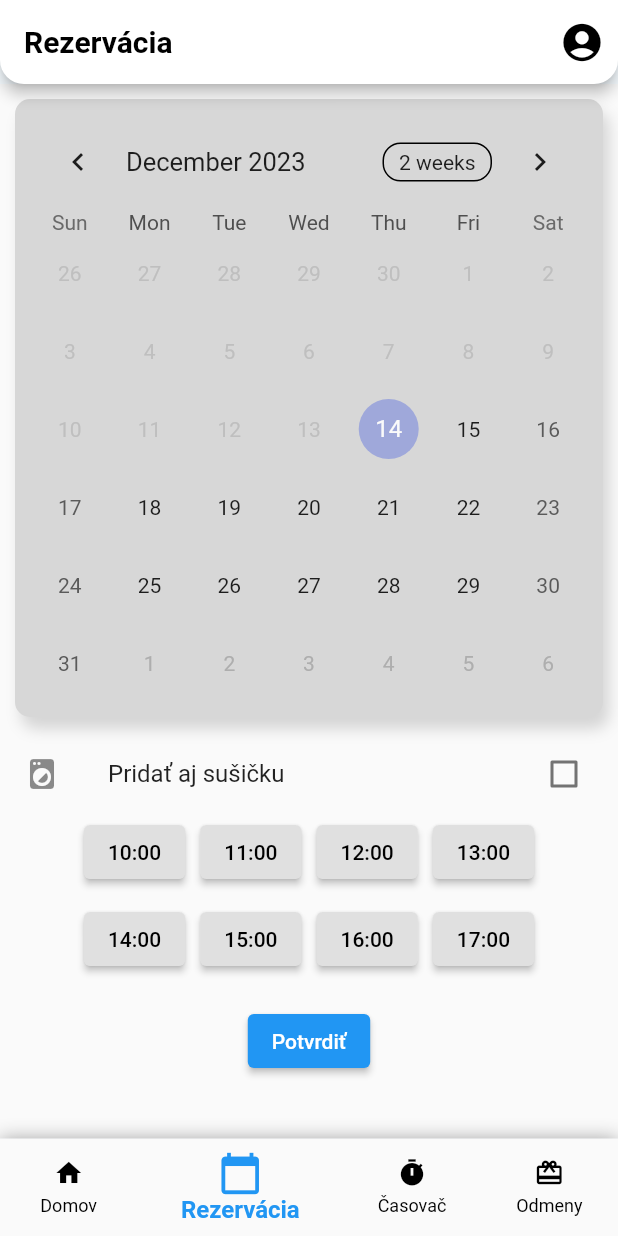
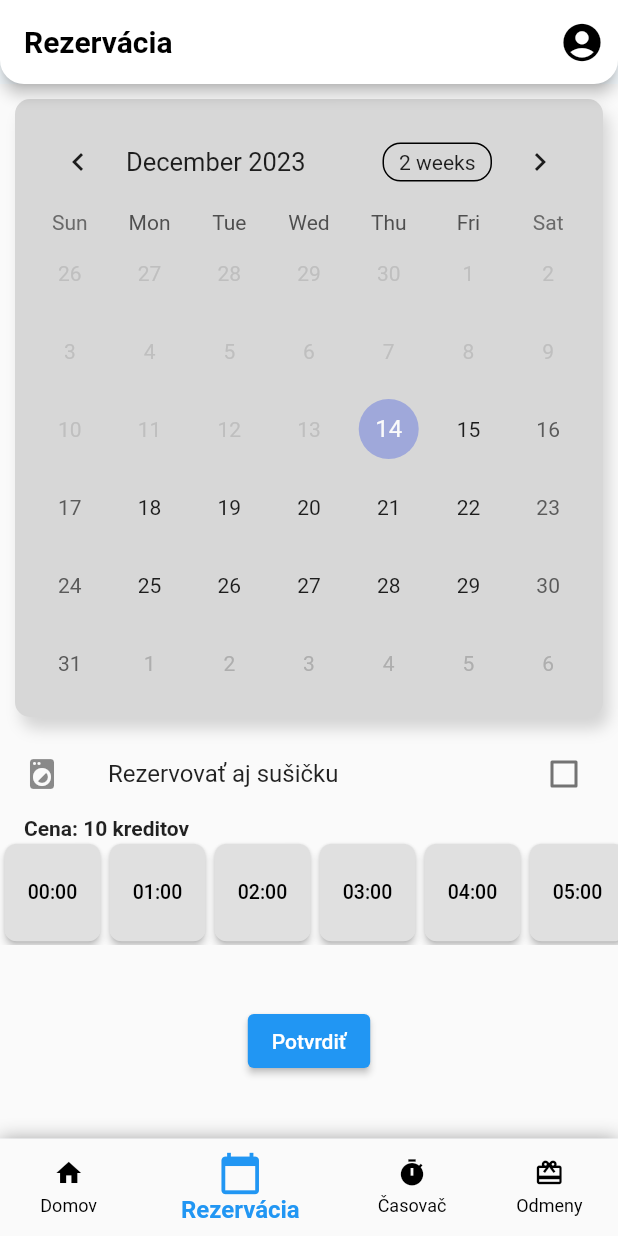
Before and after one commit to findraj/Reservation-App-prototype-ITU, a Flutter app: the screen it shows after launch, swiped to page 2, on a phone screen of 412 x 824 dp. Run offline on Flutter 3.47's test engine with Material 2 defaults, Android fonts, the phone set to English and light mode, and no system bars; drawn by our look-alikes of table_calendar; our stand-ins replace audioplayers, sqflite; accounts and stored records are empty.

Commit message:
scrollovanie casmi

```diff
--- a/lib/views/rezervacia_screen.dart
+++ b/lib/views/rezervacia_screen.dart
@@ -23,16 +23,12 @@ class _ReservationScreenState extends State<RezervaciaScreen> {
   String? _selectedTime;
   bool _wantsDryer = false;
 
-  List<String> availableTimes = [
-    "10:00",
-    "11:00",
-    "12:00",
-    "13:00",
-    "14:00",
-    "15:00",
-    "16:00",
-    "17:00"
-  ];
+  int calculateCost() {
+    return _wantsDryer ? 17 : 10;
+  }
+
+  List<String> availableTimes = List<String>.generate(
+      24, (index) => "${index.toString().padLeft(2, '0')}:00");
 
   bool isTimeSlotReserved(DateTime? selectedDay, String timeSlot) {
     if (selectedDay == null) return false;
@@ -102,8 +98,13 @@ class _ReservationScreenState extends State<RezervaciaScreen> {
               },
             ),
           ),
+          Column(
+            crossAxisAlignment: CrossAxisAlignment
+                .start, // Align the children to the start of the cross axis
+            children: [
+              // Checkbox for selecting the dryer
               CheckboxListTile(
-            title: Text("Pridať aj sušičku"),
+                title: Text("Rezervovať aj sušičku"),
                 value: _wantsDryer,
                 onChanged: (bool? value) {
                   setState(() {
@@ -112,20 +113,33 @@ class _ReservationScreenState extends State<RezervaciaScreen> {
                 },
                 secondary: Icon(Icons.local_laundry_service),
               ),
-          Wrap(
-            spacing: 10.0,
-            children: availableTimes.getRange(0, 4).map((time) {
-              return _buildTimeButton(time);
-            }).toList(),
+
+              // Display the calculated cost
+              Padding(
+                padding: const EdgeInsets.only(
+                    left: 16.0), // Align with the start of the checkbox
+                child: Text(
+                  'Cena: ${calculateCost()} kreditov',
+                  style: TextStyle(fontWeight: FontWeight.bold),
                 ),
-          const SizedBox(height: 10.0),
-          Wrap(
-            spacing: 10.0,
-            children: availableTimes.getRange(4, 8).map((time) {
-              return _buildTimeButton(time);
-            }).toList(),
               ),
-          const SizedBox(height: 20.0),
+            ],
+          ),
+          Container(
+            height: 70, // Set a fixed height for the container
+            child: ListView.builder(
+              scrollDirection: Axis.horizontal,
+              itemCount: availableTimes.length,
+              itemBuilder: (context, index) {
+                return Container(
+                  width: 70,
+                  alignment: Alignment.center,
+                  child: _buildTimeButton(availableTimes[index]),
+                );
+              },
+            ),
+          ),
+          const SizedBox(height: 40.0),
           ElevatedButton(
             onPressed: () {
               final profileProvider =
@@ -191,7 +205,7 @@ class _ReservationScreenState extends State<RezervaciaScreen> {
             },
             child: Text('Potvrdiť'),
           ),
-          const SizedBox(height: 20.0),
+          const SizedBox(height: 25.0),
         ],
       ),
     );
@@ -208,25 +222,38 @@ class _ReservationScreenState extends State<RezervaciaScreen> {
                 _selectedTime = time;
               });
             },
-      child: Text(time),
+      child: Text(
+        time,
+        style: TextStyle(
+          fontSize: 13,
+        ),
+      ),
       style: ButtonStyle(
         backgroundColor: MaterialStateProperty.resolveWith<Color>(
           (states) {
             if (isReserved) {
-              return Colors.red; // Color for reserved slots
+              return Colors.red;
             } else if (_selectedTime == time) {
-              return Theme.of(context).primaryColor; // Highlight selected slot
+              return Theme.of(context).primaryColor;
             }
-            return Colors.grey[300]!; // Default for available slots
+            return Colors.grey[300]!;
           },
         ),
         foregroundColor: MaterialStateProperty.resolveWith<Color>(
           (states) {
             if (isReserved || (_selectedTime == time)) {
-              return Colors.white; // Text color for selected or reserved slots
+              return Colors.white;
             }
-            return Colors.black; // Text color for available slots
+            return Colors.black;
           },
+        ),
+        padding: MaterialStateProperty.all<EdgeInsets>(
+          EdgeInsets.symmetric(vertical: 25, horizontal: 15),
+        ),
+        shape: MaterialStateProperty.all<RoundedRectangleBorder>(
+          RoundedRectangleBorder(
+            borderRadius: BorderRadius.circular(8),
+          ),
         ),
       ),
     );
```
Lines whose indentation alone changed are shown as unchanged.
